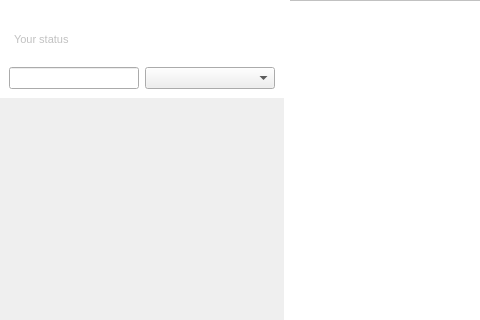
Before: the Qt Designer form src/mainwindow.ui in qTox/qTox, drawn with Qt 5; both pictures show x 0 to 480 and y 0 to 320 of the 775 by 537 pixel window.
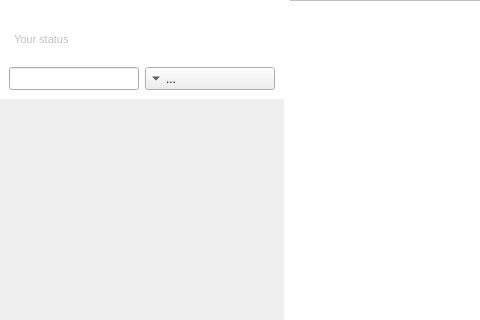
After: the same form once the commit is applied. Icons and pictures are not drawn. Custom widgets are drawn as their Qt base class.

Diff of the .ui file:
```diff
--- a/src/mainwindow.ui
+++ b/src/mainwindow.ui
@@ -1030,13 +1030,25 @@
               </widget>
              </item>
              <item>
-              <widget class="QComboBox" name="searchContactFilterCBox">
+              <widget class="QToolButton" name="searchContactFilterBox">
                <property name="sizePolicy">
                 <sizepolicy hsizetype="MinimumExpanding" vsizetype="Preferred">
                  <horstretch>0</horstretch>
                  <verstretch>0</verstretch>
                 </sizepolicy>
                </property>
+               <property name="text">
+                <string>...</string>
+               </property>
+               <property name="popupMode">
+                <enum>QToolButton::InstantPopup</enum>
+               </property>
+               <property name="toolButtonStyle">
+                <enum>Qt::ToolButtonTextBesideIcon</enum>
+               </property>
+               <property name="arrowType">
+                <enum>Qt::DownArrow</enum>
+               </property>
               </widget>
              </item>
             </layout>
```
